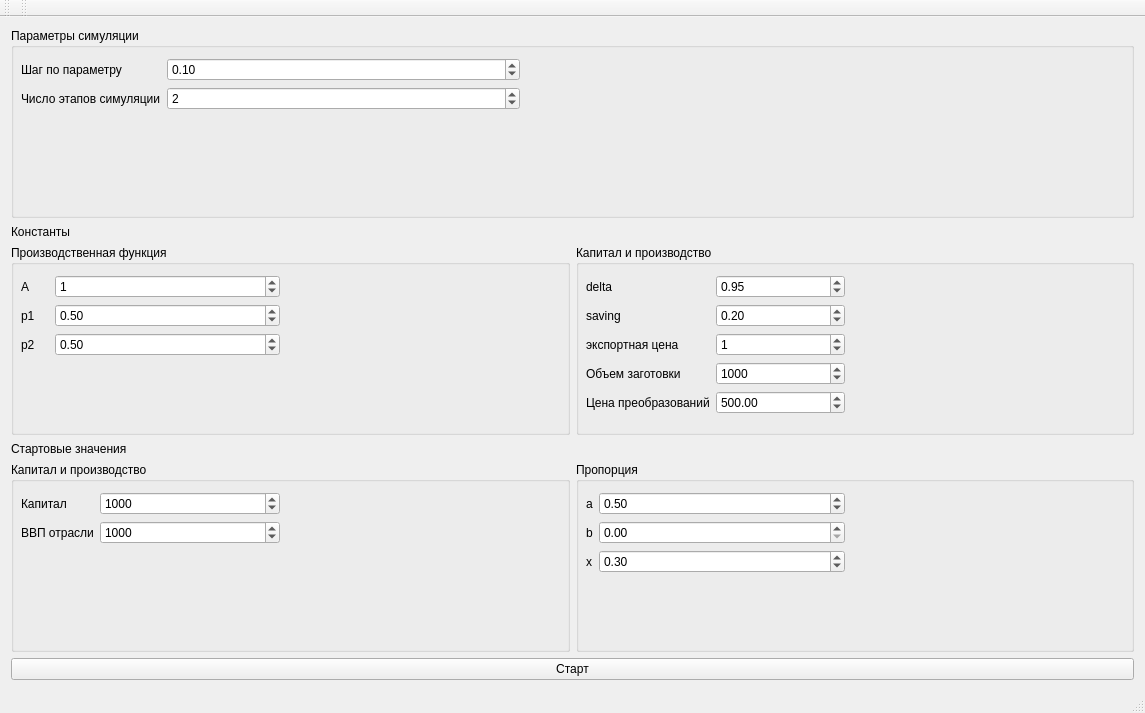
Before: the Qt Designer form MEGA/QtCreatorWD/magi/mainwindow.ui in artemutin/MagiModelInterface, drawn with Qt 5.
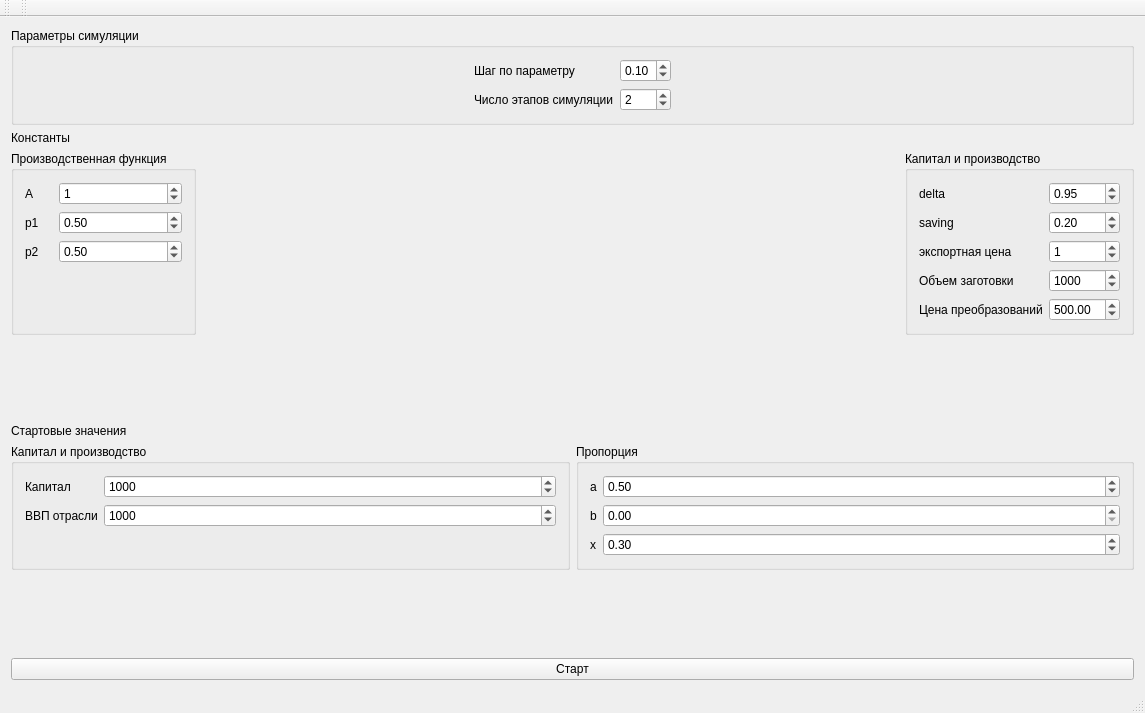
After: the same form once the commit is applied.

Commit message: spacers was set

```diff
--- a/MEGA/QtCreatorWD/magi/mainwindow.ui
+++ b/MEGA/QtCreatorWD/magi/mainwindow.ui
@@ -22,15 +22,24 @@
         <property name="title">
          <string>Параметры симуляции</string>
         </property>
-        <widget class="QWidget" name="formLayoutWidget">
-         <property name="geometry">
-          <rect>
-           <x>-1</x>
-           <y>19</y>
-           <width>521</width>
-           <height>171</height>
-          </rect>
-         </property>
+        <layout class="QHBoxLayout" name="horizontalLayout_4">
+         <item>
+          <spacer name="horizontalSpacer">
+           <property name="orientation">
+            <enum>Qt::Horizontal</enum>
+           </property>
+           <property name="sizeType">
+            <enum>QSizePolicy::Expanding</enum>
+           </property>
+           <property name="sizeHint" stdset="0">
+            <size>
+             <width>40</width>
+             <height>20</height>
+            </size>
+           </property>
+          </spacer>
+         </item>
+         <item>
          <layout class="QFormLayout" name="formLayout">
           <property name="sizeConstraint">
            <enum>QLayout::SetMaximumSize</enum>
@@ -73,7 +82,21 @@
            </widget>
           </item>
          </layout>
-        </widget>
+         </item>
+         <item>
+          <spacer name="horizontalSpacer_2">
+           <property name="orientation">
+            <enum>Qt::Horizontal</enum>
+           </property>
+           <property name="sizeHint" stdset="0">
+            <size>
+             <width>40</width>
+             <height>20</height>
+            </size>
+           </property>
+          </spacer>
+         </item>
+        </layout>
        </widget>
       </item>
       <item>
@@ -101,15 +124,8 @@
             <property name="title">
              <string>Производственная функция</string>
             </property>
-            <widget class="QWidget" name="formLayoutWidget_2">
-             <property name="geometry">
-              <rect>
-               <x>-1</x>
-               <y>19</y>
-               <width>281</width>
-               <height>181</height>
-              </rect>
-             </property>
+            <layout class="QHBoxLayout" name="horizontalLayout_5">
+             <item>
              <layout class="QFormLayout" name="formLayout_2">
               <property name="horizontalSpacing">
                <number>20</number>
@@ -175,23 +191,30 @@
                </widget>
               </item>
              </layout>
-            </widget>
-           </widget>
+             </item>
+            </layout>
+           </widget>
+          </item>
+          <item>
+           <spacer name="horizontalSpacer_3">
+            <property name="orientation">
+             <enum>Qt::Horizontal</enum>
+            </property>
+            <property name="sizeHint" stdset="0">
+             <size>
+              <width>40</width>
+              <height>20</height>
+             </size>
+            </property>
+           </spacer>
           </item>
           <item>
            <widget class="QGroupBox" name="groupBox_4">
             <property name="title">
              <string>Капитал и производство</string>
             </property>
-            <widget class="QWidget" name="formLayoutWidget_3">
-             <property name="geometry">
-              <rect>
-               <x>-1</x>
-               <y>19</y>
-               <width>281</width>
-               <height>171</height>
-              </rect>
-             </property>
+            <layout class="QHBoxLayout" name="horizontalLayout_6">
+             <item>
              <layout class="QFormLayout" name="formLayout_3">
               <item row="0" column="0">
                <widget class="QLabel" name="label_7">
@@ -285,13 +308,27 @@
                </widget>
               </item>
              </layout>
-            </widget>
-           </widget>
+             </item>
+            </layout>
+           </widget>
           </item>
          </layout>
         </item>
        </layout>
       </item>
+      <item>
+       <spacer name="verticalSpacer">
+        <property name="orientation">
+         <enum>Qt::Vertical</enum>
+        </property>
+        <property name="sizeHint" stdset="0">
+         <size>
+          <width>20</width>
+          <height>40</height>
+         </size>
+        </property>
+       </spacer>
+      </item>
       <item>
        <widget class="QLabel" name="label_12">
         <property name="maximumSize">
@@ -312,15 +349,8 @@
           <property name="title">
            <string>Капитал и производство</string>
           </property>
-          <widget class="QWidget" name="formLayoutWidget_4">
-           <property name="geometry">
-            <rect>
-             <x>-1</x>
-             <y>19</y>
-             <width>281</width>
-             <height>181</height>
-            </rect>
-           </property>
+          <layout class="QHBoxLayout" name="horizontalLayout_7">
+           <item>
            <layout class="QFormLayout" name="formLayout_4">
             <item row="0" column="0">
              <widget class="QLabel" name="label_13">
@@ -357,7 +387,8 @@
              </widget>
             </item>
            </layout>
-          </widget>
+           </item>
+          </layout>
          </widget>
         </item>
         <item>
@@ -365,15 +396,8 @@
           <property name="title">
            <string>Пропорция</string>
           </property>
-          <widget class="QWidget" name="formLayoutWidget_5">
-           <property name="geometry">
-            <rect>
-             <x>-1</x>
-             <y>19</y>
-             <width>281</width>
-             <height>181</height>
-            </rect>
-           </property>
+          <layout class="QHBoxLayout" name="horizontalLayout_8">
+           <item>
            <layout class="QFormLayout" name="formLayout_5">
             <item row="0" column="0">
              <widget class="QLabel" name="label_15">
@@ -433,11 +457,25 @@
              </widget>
             </item>
            </layout>
-          </widget>
-         </widget>
+           </item>
+          </layout>
+         </widget>
         </item>
        </layout>
       </item>
+      <item>
+       <spacer name="verticalSpacer_2">
+        <property name="orientation">
+         <enum>Qt::Vertical</enum>
+        </property>
+        <property name="sizeHint" stdset="0">
+         <size>
+          <width>20</width>
+          <height>40</height>
+         </size>
+        </property>
+       </spacer>
+      </item>
       <item>
        <widget class="QPushButton" name="pushButton">
         <property name="text">
```
Lines whose indentation alone changed are shown as unchanged.
